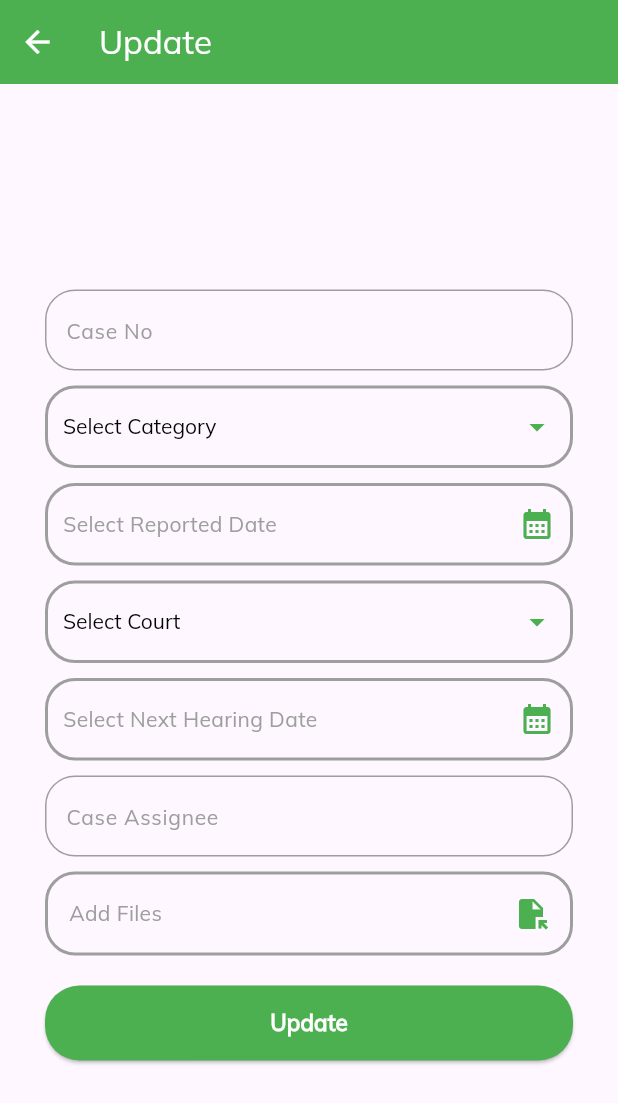
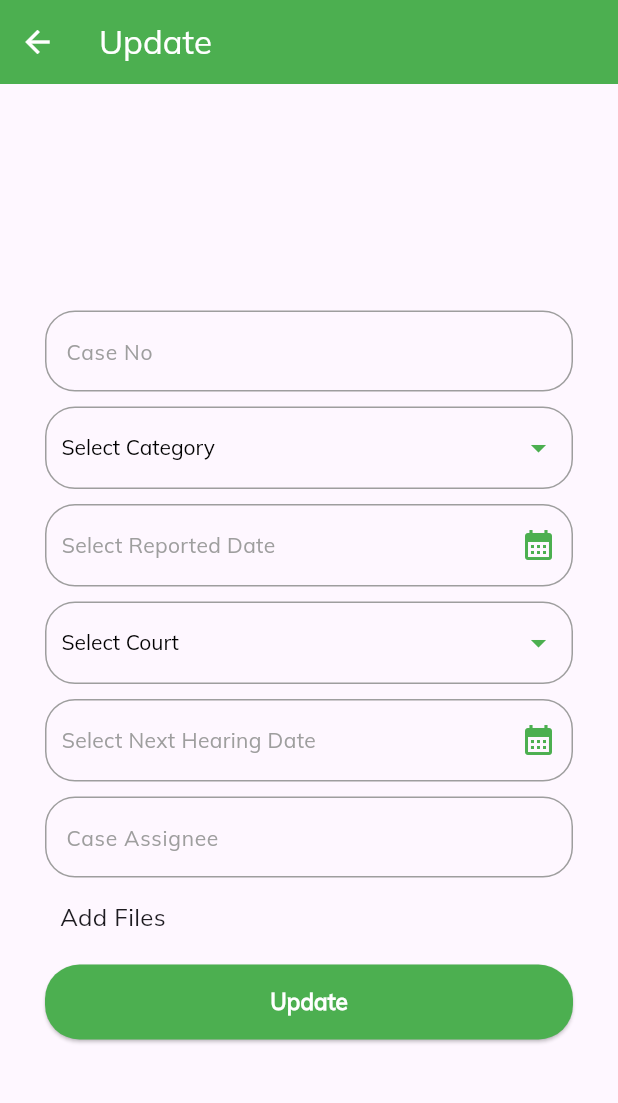
Before and after one commit to demo-eusopht-org/law-firm, a Flutter app: the CreateNewCase screen opened directly, after a tap on "Add Files", on a phone screen of 412 x 824 dp. Shown: the top 1103 px of the screen. Run offline on Flutter 3.47's test engine with Material 3 defaults, Android fonts, the phone set to English and light mode, and no system bars; our stand-ins replace convex_bottom_bar, dio, flutter_bloc, flutter_slidable, fluttertoast, get_it and 8 more; missing offline and left inert: file_manager, group_list_view; accounts and stored records are empty; generated files the repository leaves out were written again.

Commit message:
add file manager in create new cases screen

```diff
--- a/lib/api/lawyer_api/lawyer_api.dart
+++ b/lib/api/lawyer_api/lawyer_api.dart
@@ -5,11 +5,14 @@ import 'package:case_management/utils/constants.dart';
 import 'package:dio/dio.dart';
 import 'package:retrofit/http.dart';
 
+import '../../model/lawyer_request_model.dart';
+
 part 'lawyer_api.g.dart';
 
 @RestApi(baseUrl: Constants.baseUrl)
 abstract class LawyerApi {
   factory LawyerApi(Dio dio, {String baseUrl}) = _LawyerApi;
   @POST('/api/customers/create-lawyer')
-  Future<NewLawyerModel> createLawyer(@Part() String id, @Part() File file);
+  Future<NewLawyerModel> createLawyer(
+      @Body() LawyerRequestModel request, @Part() File file);
 }
--- a/lib/view/cases/create_new_case.dart
+++ b/lib/view/cases/create_new_case.dart
@@ -1,11 +1,11 @@
-import 'dart:io';
-
+import 'package:case_management/view/cases/open_file.dart';
 import 'package:case_management/widgets/appbar_widget.dart';
 import 'package:case_management/widgets/custom_textfield.dart';
 import 'package:case_management/widgets/text_widget.dart';
-import 'package:file_picker/file_picker.dart';
+import 'package:file_manager/file_manager.dart';
+import 'package:flutter/cupertino.dart';
 import 'package:flutter/material.dart';
-import 'package:flutter/services.dart';
+import 'package:permission_handler/permission_handler.dart';
 
 import '../../widgets/button_widget.dart';
 import '../../widgets/date_field.dart';
@@ -20,30 +20,7 @@ class CreateNewCase extends StatefulWidget {
 }
 
 class _CreateNewCaseState extends State<CreateNewCase> {
-  List<File> _selectedFiles = [];
-
-  Future<void> _openFilePicker() async {
-    try {
-      FilePickerResult? result = await FilePicker.platform.pickFiles(
-        allowMultiple: true,
-      );
-
-      if (result != null) {
-        setState(() {
-          _selectedFiles
-              .addAll(result.paths.map((path) => File(path!)).toList());
-        });
-      }
-    } on PlatformException catch (e) {
-      print("Unsupported operation" + e.toString());
-    }
-  }
-
-  void _removeSelectedFile(int index) {
-    setState(() {
-      _selectedFiles.removeAt(index);
-    });
-  }
+  final FileManagerController controller = FileManagerController();
 
   @override
   Widget build(BuildContext context) {
@@ -114,53 +91,31 @@ class _CreateNewCaseState extends State<CreateNewCase> {
                   isWhiteBackground: true,
                   hintText: 'Case Assignee',
                 ),
-                SizedBox(height: 10),
+                SizedBox(
+                  height: 15,
+                ),
                 GestureDetector(
-                  onTap: _openFilePicker,
-                  child: Container(
-                    alignment: Alignment.bottomLeft,
-                    width: double.infinity,
-                    padding: EdgeInsets.all(14),
-                    decoration: BoxDecoration(
-                      border: Border.all(
-                        color: Colors.grey,
-                        width: 2.0,
+                  onTap: () async {
+                    final status =
+                        await Permission.manageExternalStorage.request();
+                    if (status == PermissionStatus.granted) {
+                      Navigator.push(
+                        context,
+                        CupertinoPageRoute(
+                          builder: (context) => OpenFile(),
+                        ),
+                      );
+                    }
+                  },
+                  child: Padding(
+                    padding: const EdgeInsets.only(left: 10),
+                    child: Align(
+                      alignment: Alignment.bottomLeft,
+                      child: textWidget(
+                        text: 'Add Files',
+                        fSize: 16.0,
                       ),
-                      borderRadius: BorderRadius.circular(20),
                     ),
-                    child: _selectedFiles.isEmpty
-                        ? Row(
-                            mainAxisAlignment: MainAxisAlignment.spaceBetween,
-                            children: [
-                              textWidget(
-                                text: 'Add Files',
-                                fSize: 14.0,
-                                color: Colors.grey,
-                              ),
-                              Icon(
-                                Icons.file_open,
-                                color: Colors.green,
-                              )
-                            ],
-                          )
-                        : Column(
-                            children: _selectedFiles.map(
-                              (file) {
-                                return Row(
-                                  mainAxisAlignment:
-                                      MainAxisAlignment.spaceBetween,
-                                  children: [
-                                    textWidget(text: file.path.split('/').last),
-                                    IconButton(
-                                      icon: Icon(Icons.close),
-                                      onPressed: () => _removeSelectedFile(
-                                          _selectedFiles.indexOf(file)),
-                                    ),
-                                  ],
-                                );
-                              },
-                            ).toList(),
-                          ),
                   ),
                 ),
                 SizedBox(height: 20),
--- a/lib/widgets/date_field.dart
+++ b/lib/widgets/date_field.dart
@@ -41,7 +41,7 @@ class _DatePickerFieldState extends State<DatePickerField> {
           child: Container(
             height: 55,
             decoration: BoxDecoration(
-              border: Border.all(color: Colors.grey, width: 2.0),
+              border: Border.all(color: Colors.grey, width: 1.0),
               borderRadius: BorderRadius.circular(20.0),
             ),
             padding: EdgeInsets.symmetric(vertical: 10, horizontal: 10),
--- a/lib/widgets/dropdown_fields.dart
+++ b/lib/widgets/dropdown_fields.dart
@@ -42,7 +42,7 @@ class _CustomTextFieldWithDropdownState
         Container(
           height: 55,
           decoration: BoxDecoration(
-            border: Border.all(color: Colors.grey, width: 2.0),
+            border: Border.all(color: Colors.grey, width: 1.0),
             borderRadius: BorderRadius.circular(20.0),
           ),
           padding: EdgeInsets.symmetric(vertical: 10, horizontal: 10),
--- a/pubspec.yaml
+++ b/pubspec.yaml
@@ -54,6 +54,8 @@ dependencies:
   file_picker: ^6.2.0
   file_manager: ^1.0.2
   image_picker: ^1.0.7
+  permission_handler: ^11.3.0
+  badges: ^3.1.2
 
 
 
```
Also changed, not shown: lib/model/lawyer_request_model.dart (added, +35 -0 lines), lib/view/cases/open_file.dart (added, +183 -0 lines), lib/view/lawyer/lawyer_bloc/lawyer_bloc.dart (+27 -0 lines), lib/api/lawyer_api/lawyer_api.g.dart, lib/model/lawyer_request_model.g.dart (added), pubspec.lock, 4 other files.
